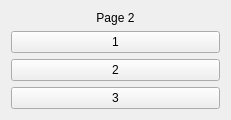
denisbaikov/configurator, file ui/windowPage2.ui: the form before one commit.
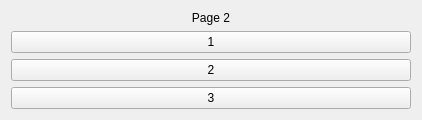
The form after the commit.

What changed in the file:
```diff
--- a/ui/windowPage2.ui
+++ b/ui/windowPage2.ui
@@ -6,7 +6,7 @@
    <rect>
     <x>0</x>
     <y>0</y>
-    <width>231</width>
+    <width>420</width>
     <height>120</height>
    </rect>
   </property>
@@ -18,6 +18,12 @@
     <layout class="QGridLayout" name="gridLayout">
      <item row="3" column="0">
       <widget class="QPushButton" name="pushButton_3">
+       <property name="minimumSize">
+        <size>
+         <width>400</width>
+         <height>0</height>
+        </size>
+       </property>
        <property name="text">
         <string>3</string>
        </property>
@@ -25,6 +31,12 @@
      </item>
      <item row="1" column="0">
       <widget class="QPushButton" name="pushButton">
+       <property name="minimumSize">
+        <size>
+         <width>400</width>
+         <height>0</height>
+        </size>
+       </property>
        <property name="text">
         <string>1</string>
        </property>
@@ -32,6 +44,12 @@
      </item>
      <item row="2" column="0">
       <widget class="QPushButton" name="pushButton_2">
+       <property name="minimumSize">
+        <size>
+         <width>400</width>
+         <height>0</height>
+        </size>
+       </property>
        <property name="text">
         <string>2</string>
        </property>
@@ -39,6 +57,12 @@
      </item>
      <item row="0" column="0">
       <widget class="QLabel" name="label">
+       <property name="sizePolicy">
+        <sizepolicy hsizetype="Minimum" vsizetype="Preferred">
+         <horstretch>0</horstretch>
+         <verstretch>0</verstretch>
+        </sizepolicy>
+       </property>
        <property name="layoutDirection">
         <enum>Qt::LeftToRight</enum>
        </property>
```
